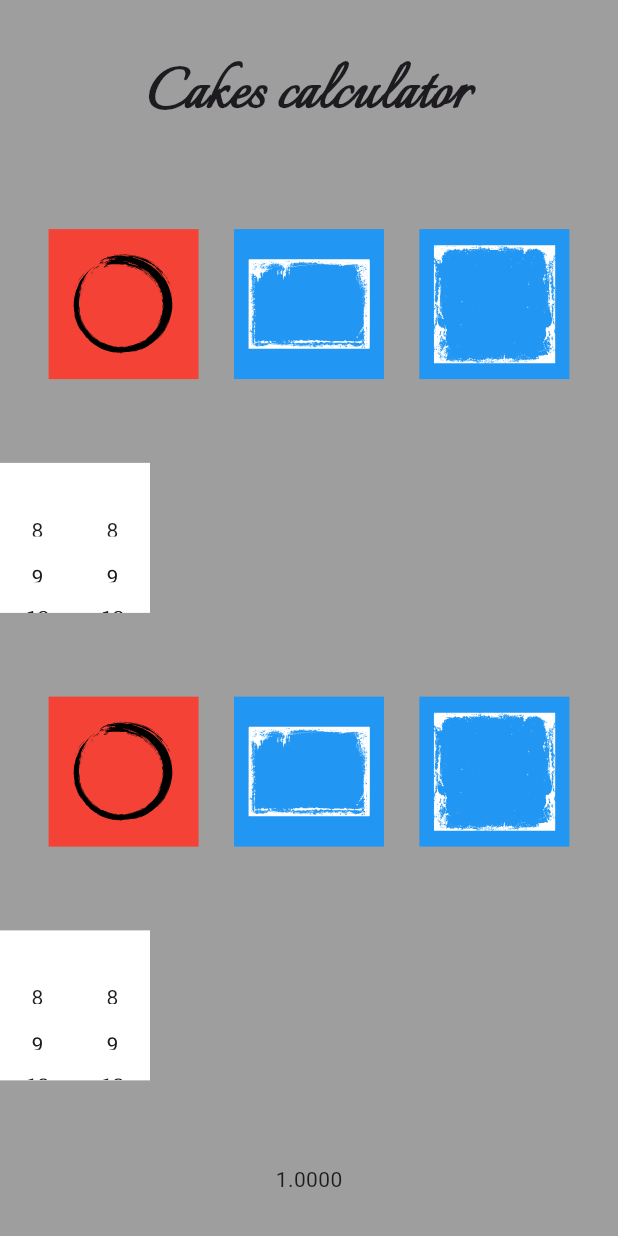
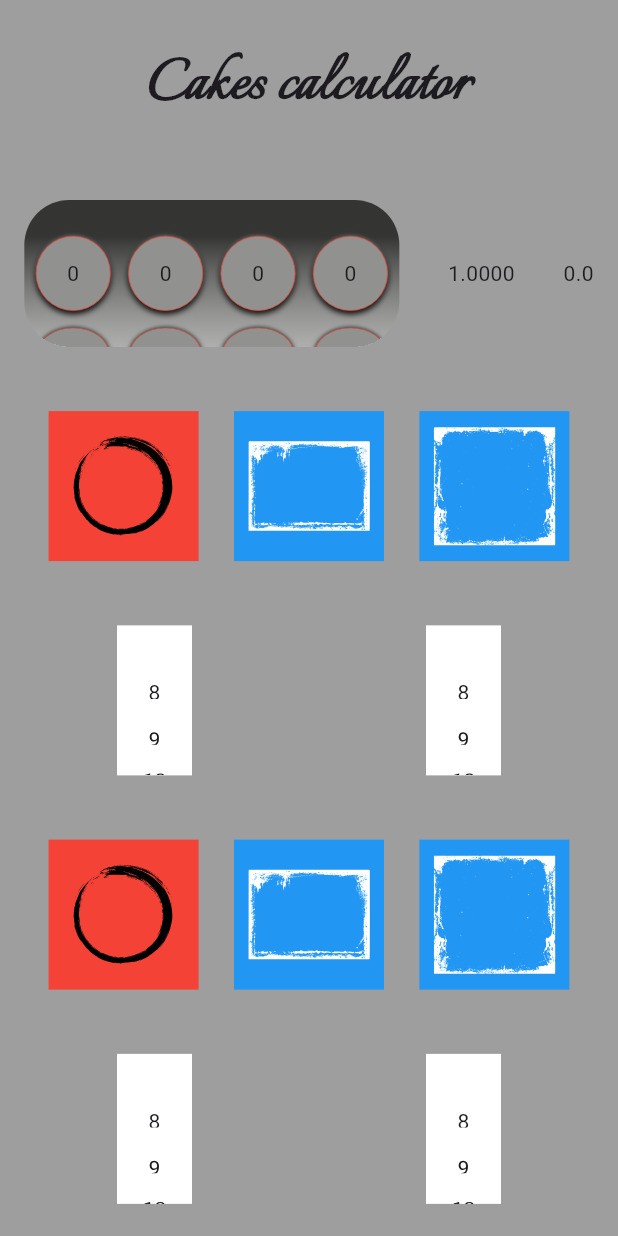
Before and after one commit to denissavishchev/cakes_calculator, a Flutter app: the screen it shows after launch, on a phone screen of 412 x 824 dp. Run offline on Flutter 3.47's test engine with Material 3 defaults, Android fonts, the phone set to English and light mode, and no system bars; our stand-ins replace flutter_svg.

Commit message:
all widgets

```diff
--- a/lib/main_page.dart
+++ b/lib/main_page.dart
@@ -1,4 +1,5 @@
 import 'package:cakes_calculator/main_provider.dart';
+import 'package:cakes_calculator/widgets/mass_counter.dart';
 import 'package:cakes_calculator/widgets/shape_buttons.dart';
 import 'package:cakes_calculator/widgets/size_scroll.dart';
 import 'package:flutter/material.dart';
@@ -23,8 +24,17 @@ class MainPage extends StatelessWidget {
                 children: [
                   Text('Cakes calculator',
                     style: TextStyle(fontSize: 48, fontWeight: FontWeight.bold, fontFamily: 'Italian'),),
+                  Row(
+                    mainAxisAlignment: MainAxisAlignment.spaceAround,
+                    children: [
+                      MassCounter(),
+                      Text(data.setCoefficient()),
+                      Text(data.result.toString()),
+                    ],
+                  ),
                   ShapeButtons(),
                   Row(
+                    mainAxisAlignment: MainAxisAlignment.spaceAround,
                     children: [
                       SizeScroll(location: 'TL'),
                       SizeScroll(location: 'TR'),
@@ -32,12 +42,12 @@ class MainPage extends StatelessWidget {
                   ),
                   ShapeButtons(top: false),
                   Row(
+                    mainAxisAlignment: MainAxisAlignment.spaceAround,
                     children: [
                       SizeScroll(location: 'BL'),
                       SizeScroll(location: 'BR'),
                     ],
                   ),
-                  Text(data.setResult())
                 ],
               ),
             );
--- a/lib/main_provider.dart
+++ b/lib/main_provider.dart
@@ -9,10 +9,32 @@ class MainProvider with ChangeNotifier {
   int sizeTR = 8;
   int sizeBL = 8;
   int sizeBR = 8;
-  late double result;
+  String coefficient = '0';
+  double result = 0;
+  String mass = '0000';
 
-  String setResult(){
-    return ((sizeTL + sizeTR) / (sizeBL + sizeBR)).toStringAsFixed(4);
+  String setCoefficient(){
+    coefficient = ((sizeTL + sizeTR) / (sizeBL + sizeBR)).toStringAsFixed(4);
+    return coefficient;
+  }
+
+  void setMass(int index, int order){
+    switch(order){
+      case 0:
+        mass = (index).toString() + mass.substring(1, 4);
+        break;
+      case 1:
+        mass = mass.substring(0, 1) + index.toString() + mass.substring(2, 4);
+        break;
+      case 2:
+        mass = mass.substring(0, 2) + index.toString() + mass.substring(3, 4);
+        break;
+      case 3:
+        mass = mass.substring(0, 3) + index.toString();
+        break;
+    }
+    result = double.parse(mass) * double.parse(coefficient);
+    notifyListeners();
   }
 
   int sizeScroll(String location, int index){
--- /dev/null
+++ b/lib/widgets/mass_counter.dart
@@ -0,0 +1,85 @@
+import 'package:cakes_calculator/main_provider.dart';
+import 'package:flutter/material.dart';
+import 'package:provider/provider.dart';
+
+class MassCounter extends StatelessWidget {
+  const MassCounter({Key? key}) : super(key: key);
+
+  @override
+  Widget build(BuildContext context) {
+    return Container(
+        width: 250,
+        height: 98,
+        clipBehavior: Clip.hardEdge,
+        decoration: BoxDecoration(
+          borderRadius:
+          const BorderRadius.all(Radius.circular(30)),
+          gradient: LinearGradient(
+              colors: [
+                const Color(0xffbebebc).withOpacity(0.5),
+                const Color(0xff1a1a18).withOpacity(0.8),
+              ],
+              begin: Alignment.bottomCenter,
+              end: Alignment.topCenter,
+              stops: const [0, 0.75])),
+        child: Row(
+          mainAxisAlignment: MainAxisAlignment.spaceEvenly,
+          children: List.generate(4, (index) {
+            return Mass(order: index,);
+          }),
+        )
+    );
+  }
+}
+
+class Mass extends StatelessWidget {
+  const Mass({
+    super.key,
+    required this.order,
+  });
+
+  final int order;
+
+  @override
+  Widget build(BuildContext context) {
+    return Consumer<MainProvider>(
+        builder: (context, data, _){
+          return SizedBox(
+            width: 58,
+            height: 98,
+            child: ListWheelScrollView(
+              onSelectedItemChanged: (index) {
+                FocusManager.instance.primaryFocus?.unfocus();
+                data.setMass(index, order);
+              },
+              physics: const FixedExtentScrollPhysics(),
+              itemExtent: 58,
+              children: List.generate(10, (index){
+                return Container(
+                  margin: const EdgeInsets.symmetric(vertical: 4),
+                  width: 50,
+                  height: 50,
+                  decoration: BoxDecoration(
+                      color: const Color(0xff91918f),
+                      border:
+                      Border.all(color: Colors.red, width: 0.5),
+                      borderRadius: const BorderRadius.all(
+                          Radius.circular(25)),
+                      boxShadow: const [
+                        BoxShadow(
+                            color: Colors.black,
+                            blurRadius: 3,
+                            offset: Offset(0, 2)),
+                        BoxShadow(
+                            color: Color(0xff5e5e5c),
+                            blurRadius: 1,
+                            offset: Offset(0, -1)),
+                      ]),
+                  child: Center(child: Text('$index')),
+                );
+              } ),
+            ),
+          );
+        });
+  }
+}
```
